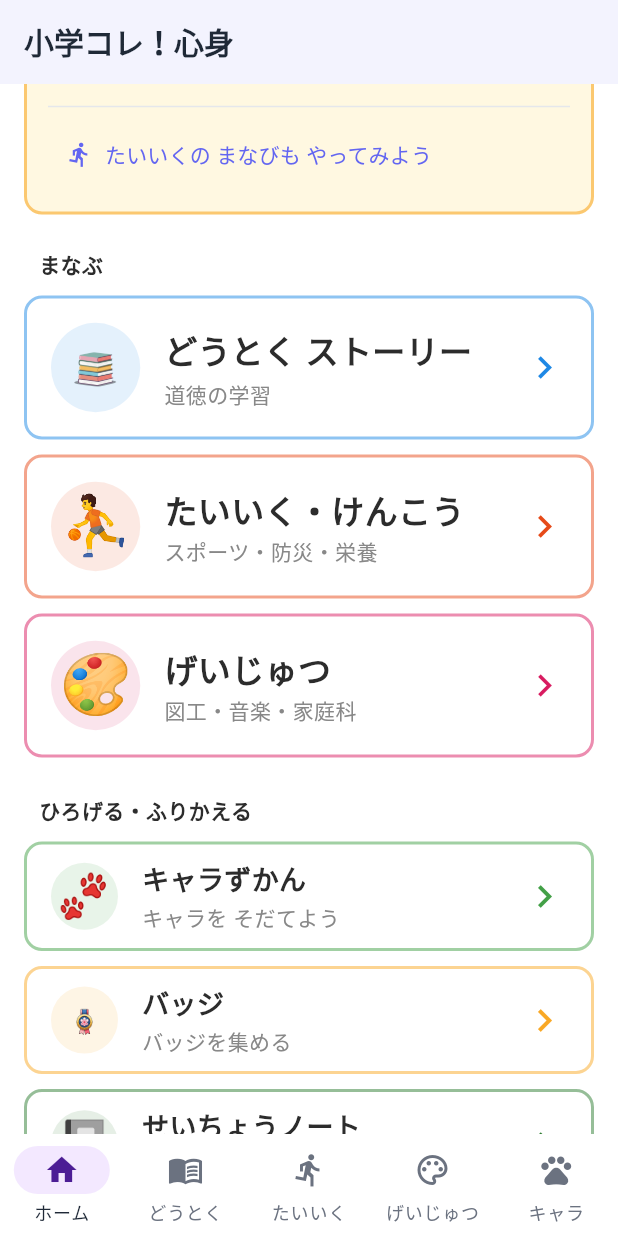
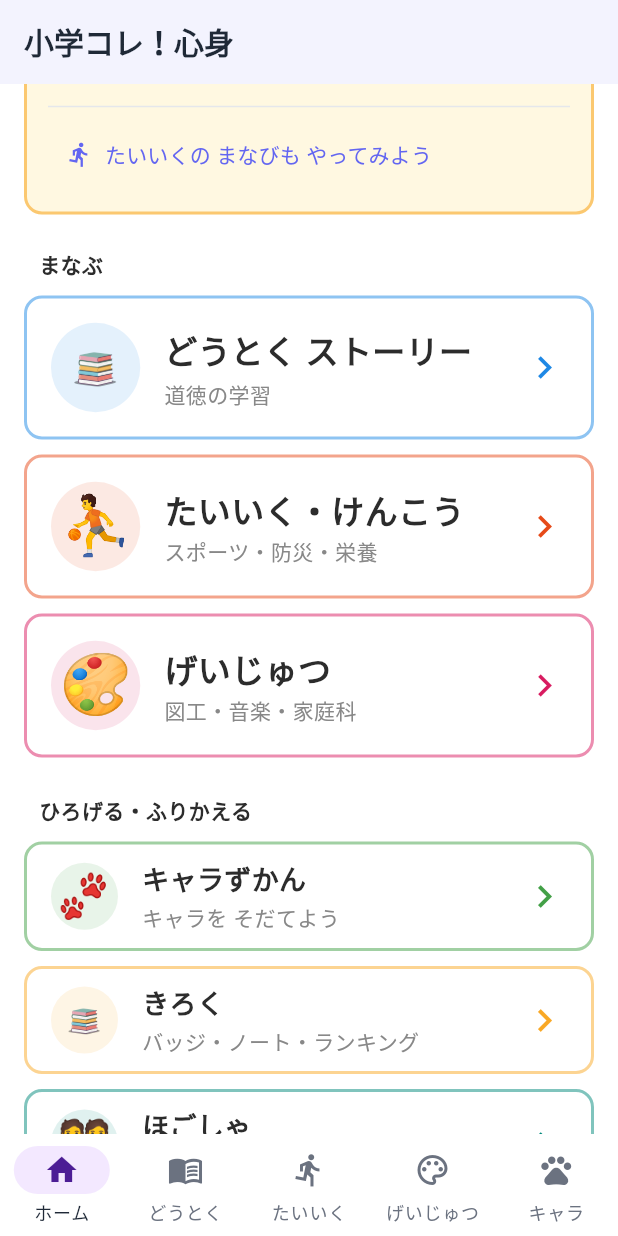
Before and after one commit to zka32101/shougaku-kore-shinshin, a Flutter app: the screen it shows after launch, scrolled down 576 dp, on a phone screen of 412 x 824 dp. Run offline on Flutter 3.47's test engine with Material 3 defaults, Android fonts, the phone set to English and light mode, and no system bars; our stand-ins replace audioplayers, cloud_firestore, confetti, dio, firebase_analytics, firebase_auth and 11 more; missing offline and left inert: cross_promo_kit, purchases_flutter, shared_core; accounts and stored records are empty; generated files the repository leaves out were written again; network calls fail; Roboto replaces fonts that are missing (BIZUDPGothic).

Commit message:
refactor(home): メニューを「きろく」「ほごしゃ」にまとめてシンプルにする
Co-Authored-By: Claude Sonnet 5.5 <noreply@anthropic.com>
Claude-Session: https://claude.ai/code/session_01QZR72jBWPva8j6wTBk59Z6

```diff
--- a/lib/screens/home/home_screen.dart
+++ b/lib/screens/home/home_screen.dart
@@ -1,10 +1,12 @@
 import 'package:flutter/material.dart';
 import 'package:flutter_riverpod/flutter_riverpod.dart';
+import 'package:shared_core/shared_core.dart' show requireParentalGate;
 import '../../constants/app_colors.dart';
 import '../../providers/child_provider.dart';
 import '../../providers/today_pick_provider.dart';
 import '../../services/local_reflection_store.dart' show kReflectionFeelings;
-import '../growth/growth_note_screen.dart';
+import '../hub/guardian_hub_screen.dart';
+import '../hub/records_hub_screen.dart';
 import '../story/story_learning_screen.dart';
 import '../../constants/app_styles.dart';
 import '../../widgets/avatar_display_widget.dart';
@@ -13,17 +15,11 @@ import '../../widgets/plan_card.dart';
 import '../../providers/user_profile_provider.dart';
 import '../../features/shop/decor/decor_scope.dart';
 import '../../utils/sound_effects_utils.dart';
-import '../ranking/ranking_screen.dart';
 import '../settings/settings_screen.dart';
 import '../library/library_screen.dart';
-import '../report/report_screen.dart';
 import '../../features/taiku/taiku_app.dart' show TaikuModule;
 import '../../features/geijutsu/geijutsu_app.dart' show GeijutsuModule;
-import '../badge/badge_showcase_screen.dart';
 import '../characters/character_collection_screen.dart';
-import '../dashboard/dashboard_screen.dart';
-import '../checklist/achievement_checklist_screen.dart';
-import '../checklist/daily_record_screen.dart';
 import 'package:shougaku_kore_doutoku/widgets/ukalab_emoji.dart';
 
 /// 下のナビゲーションバー／ホームのボタンから切り替えるセクション。
@@ -53,54 +49,36 @@ class HomeScreen extends ConsumerWidget {
     Navigator.of(context).push(MaterialPageRoute(builder: (_) => screen));
   }
 
+  /// 保護者向けのページは、大人であることを確認してから開く。
+  Future<void> _openGuardian(BuildContext context) async {
+    final ok = await requireParentalGate(
+      context,
+      description: '保護者のかた向けのページです。\n下の計算の答えを入力してください。',
+    );
+    if (!ok || !context.mounted) return;
+    _push(context, const GuardianHubScreen());
+  }
+
   @override
   Widget build(BuildContext context, WidgetRef ref) {
-    final learn = <_HomeItem>[
-      _HomeItem('📖', 'どうとく ストーリー', '道徳の学習', const Color(0xFF1E88E5),
+    final learn = <HomeItem>[
+      HomeItem('📖', 'どうとく ストーリー', '道徳の学習', const Color(0xFF1E88E5),
           () => _open(context, HomeSection.doutoku, const LibraryScreen())),
-      _HomeItem('⛹️', 'たいいく・けんこう', 'スポーツ・防災・栄養', const Color(0xFFE64A19),
+      HomeItem('⛹️', 'たいいく・けんこう', 'スポーツ・防災・栄養', const Color(0xFFE64A19),
           () => _open(context, HomeSection.taiku, const TaikuModule())),
-      _HomeItem('🎨', 'げいじゅつ', '図工・音楽・家庭科', const Color(0xFFD81B60),
+      HomeItem('🎨', 'げいじゅつ', '図工・音楽・家庭科', const Color(0xFFD81B60),
           () => _open(context, HomeSection.geijutsu, const GeijutsuModule())),
     ];
-    final more = <_HomeItem>[
-      _HomeItem('🐾', 'キャラずかん', 'キャラを そだてよう', const Color(0xFF43A047),
+    final more = <HomeItem>[
+      HomeItem('🐾', 'キャラずかん', 'キャラを そだてよう', const Color(0xFF43A047),
           () => _open(context, HomeSection.characters,
               const CharacterCollectionScreen())),
-      _HomeItem('🎖️', 'バッジ', 'バッジを集める', const Color(0xFFF9A825),
-          () => _push(context, const BadgeShowcaseScreen())),
-      _HomeItem('📓', 'せいちょうノート', 'かんがえた ことを みかえそう', const Color(0xFF2E7D32),
-          () => _push(context, const GrowthNoteScreen())),
-      _HomeItem('🏆', 'ランキング', '成績を確認', const Color(0xFF8E24AA),
-          () => _push(context, const RankingScreen())),
-      _HomeItem('📊', 'ほごしゃ レポート', '成長を分析', const Color(0xFF00897B),
-          () => _push(context, const ReportScreen())),
-      _HomeItem('📈', 'ダッシュボード', '学習統計', const Color(0xFF3949AB),
-          () => _push(context, const DashboardScreen())),
-      _HomeItem('✅', 'できたことチェック', '成長を確認', const Color(0xFF6D4C41),
-          () => _push(context, const AchievementChecklistScreen())),
-      _HomeItem('📝', 'きょうのきろく', '日々の取り組み', const Color(0xFF546E7A),
-          () => _push(context, const DailyRecordScreen())),
-      _HomeItem('⚙️', 'せってい', 'アプリ設定', const Color(0xFF757575),
+      HomeItem('📚', 'きろく', 'バッジ・ノート・ランキング', const Color(0xFFF9A825),
+          () => _push(context, const RecordsHubScreen())),
+      HomeItem('👪', 'ほごしゃ', '見まもり・レポート', const Color(0xFF00897B),
+          () => _openGuardian(context)),
+      HomeItem('⚙️', 'せってい', 'アプリ設定', const Color(0xFF757575),
           () => _push(context, const SettingsScreen())),
-    ];
-    // 体育・芸術それぞれの記録（以前は各画面の上にあった専用メニュー）
-    final records = <_HomeItem>[
-      _HomeItem('🏅', 'たいいくのバッジ', 'たいいくで あつめた', const Color(0xFFE64A19),
-          () => _push(context,
-              const TaikuModule(initialRoute: '/badges', standalone: true))),
-      _HomeItem('📷', 'たいいくのアルバム', '体験のきろく', const Color(0xFFFF6D00),
-          () => _push(context,
-              const TaikuModule(initialRoute: '/album', standalone: true))),
-      _HomeItem('👪', 'たいいくの ほごしゃ', '見まもりページ', const Color(0xFF00838F),
-          () => _push(context,
-              const TaikuModule(initialRoute: '/parent', standalone: true))),
-      _HomeItem('⭐', 'げいじゅつのバッジ', 'げいじゅつで あつめた', const Color(0xFFD81B60),
-          () => _push(context,
-              const GeijutsuModule(initialRoute: '/badges', standalone: true))),
-      _HomeItem('👪', 'げいじゅつの ほごしゃ', '見まもりページ', const Color(0xFFAD1457),
-          () => _push(context,
-              const GeijutsuModule(initialRoute: '/parent', standalone: true))),
     ];
 
     return Scaffold(
@@ -128,15 +106,11 @@ class HomeScreen extends ConsumerWidget {
             const SizedBox(height: 20),
             const _SectionLabel('まなぶ'),
             for (final item in learn)
-              _HomeButton(item: item, height: 96, titleSize: 22),
+              HomeButton(item: item, height: 96, titleSize: 22),
             const SizedBox(height: 12),
             const _SectionLabel('ひろげる・ふりかえる'),
             for (final item in more)
-              _HomeButton(item: item, height: 72, titleSize: 18),
-            const SizedBox(height: 12),
-            const _SectionLabel('たいいく・げいじゅつの きろく'),
-            for (final item in records)
-              _HomeButton(item: item, height: 72, titleSize: 18),
+              HomeButton(item: item, height: 72, titleSize: 18),
           ],
         ),
       ),
@@ -374,13 +348,14 @@ void _chooseStory(BuildContext context, WidgetRef ref, String childId) {
   );
 }
 
-class _HomeItem {
+/// ホームや「きろく」「ほごしゃ」の画面に並べるメニュー1件。
+class HomeItem {
   final String icon;
   final String title;
   final String subtitle;
   final Color color;
   final VoidCallback onTap;
-  const _HomeItem(this.icon, this.title, this.subtitle, this.color, this.onTap);
+  const HomeItem(this.icon, this.title, this.subtitle, this.color, this.onTap);
 }
 
 class _SectionLabel extends StatelessWidget {
@@ -411,12 +386,13 @@ class _SectionLabel extends StatelessWidget {
 }
 
 /// 横いっぱいの大きなボタン（絵 ＋ ラベル ＋ 説明）
-class _HomeButton extends ConsumerWidget {
-  final _HomeItem item;
+/// メニュー1件を表す大きなボタン。
+class HomeButton extends ConsumerWidget {
+  final HomeItem item;
   final double height;
   final double titleSize;
 
-  const _HomeButton({
+  const HomeButton({
     required this.item,
     required this.height,
     required this.titleSize,
```
Also changed, not shown: lib/screens/hub/guardian_hub_screen.dart (added, +46 -0 lines), lib/screens/hub/records_hub_screen.dart (added, +57 -0 lines), 1 other file.
